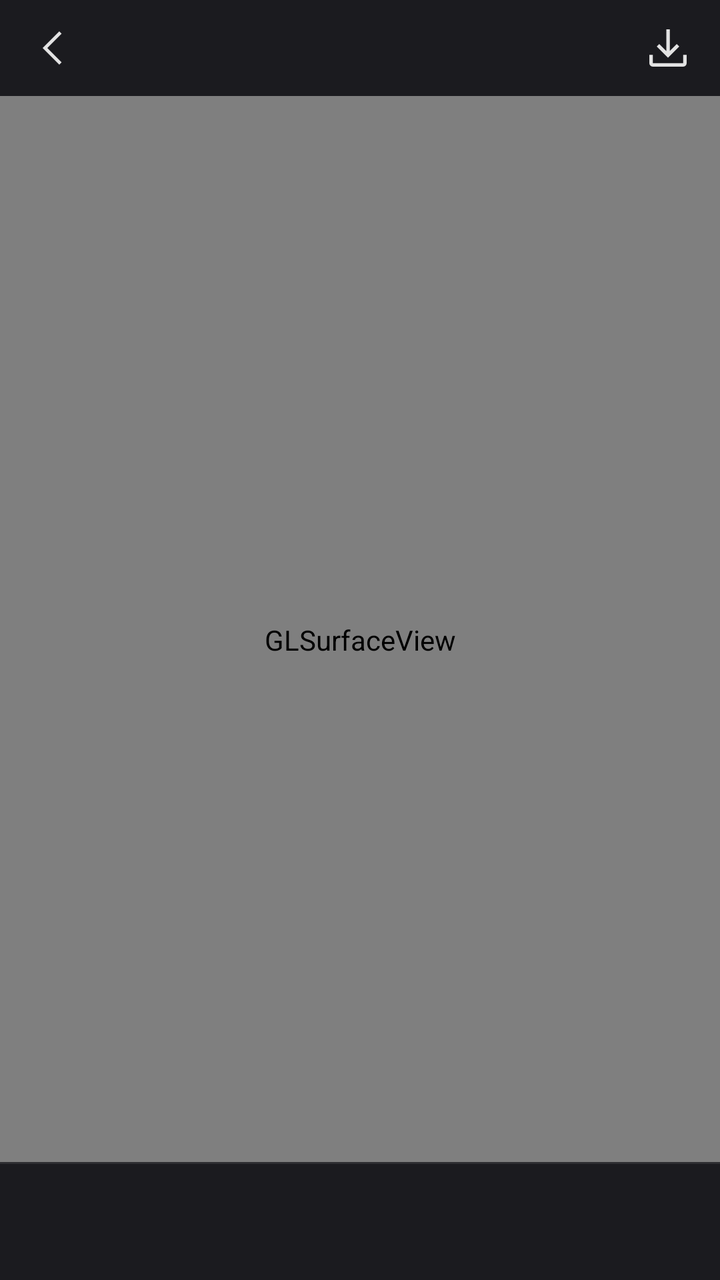
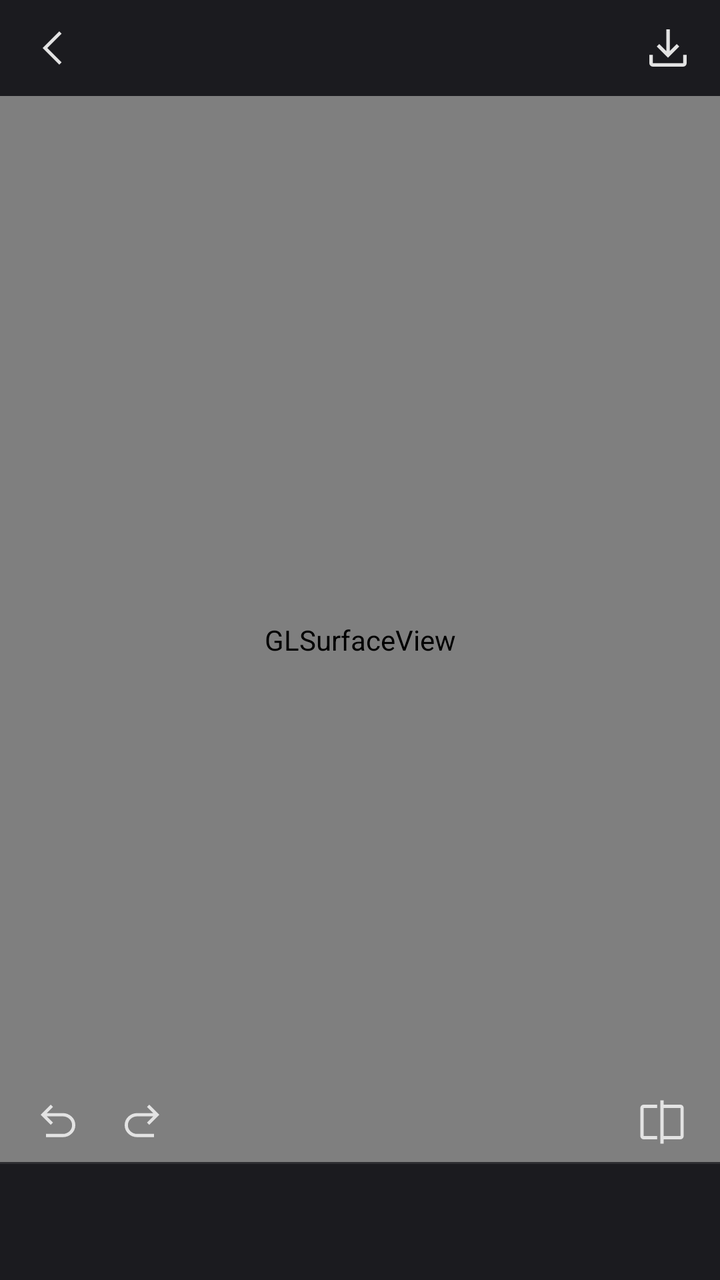

Screens rendered from an Android XML layout before and after an edit, with the pre-edit source and the edit as a unified diff.
<!-- AndroidManifest.xml: activity theme Theme.ZhouPics.EditActivity -->
<!-- res/layout/activity_edit.xml -->
<?xml version="1.0" encoding="utf-8"?>
<androidx.constraintlayout.widget.ConstraintLayout xmlns:android="http://schemas.android.com/apk/res/android"
    xmlns:app="http://schemas.android.com/apk/res-auto"
    xmlns:tools="http://schemas.android.com/tools"
    android:id="@+id/main"
    android:layout_width="match_parent"
    android:layout_height="match_parent">

    <android.opengl.GLSurfaceView
        android:id="@+id/surface_view"
        android:layout_width="match_parent"
        android:layout_height="match_parent" />

    <LinearLayout
        android:id="@+id/ll_top_bar"
        android:layout_width="match_parent"
        android:layout_height="48dp"
        android:gravity="center_vertical"
        app:layout_constraintTop_toTopOf="parent"
        android:background="@color/theme_bg"
        android:orientation="horizontal">

        <androidx.appcompat.widget.AppCompatImageView
            android:id="@+id/iv_back"
            android:layout_width="36dp"
            android:layout_height="36dp"
            app:layout_constraintTop_toTopOf="parent"
            app:layout_constraintStart_toStartOf="parent"
            app:srcCompat="@drawable/ic_back"
            android:padding="8dp"
            android:foreground="@drawable/ripple_rounded_r1000"
            android:layout_marginStart="8dp" />

        <Space
            android:layout_width="0dp"
            android:layout_height="match_parent"
            android:layout_weight="1" />

        <androidx.appcompat.widget.AppCompatImageView
            android:id="@+id/iv_export"
            android:layout_width="36dp"
            android:layout_height="36dp"
            app:layout_constraintTop_toTopOf="parent"
            app:layout_constraintStart_toStartOf="parent"
            app:srcCompat="@drawable/ic_export"
            android:padding="4dp"
            android:foreground="@drawable/ripple_rounded_r1000"
            android:layout_marginEnd="8dp" />

    </LinearLayout>

    <androidx.recyclerview.widget.RecyclerView
        android:id="@+id/rv_bottom_tab"
        android:layout_width="match_parent"
        android:layout_height="58dp"
        app:layout_constraintBottom_toBottomOf="parent"
        android:background="@color/theme_bg"
        tools:listitem="@layout/item_bottom_tab" />

    <View
        android:id="@+id/divider"
        android:layout_width="match_parent"
        android:layout_height="1dp"
        android:background="@color/divider"
        app:layout_constraintBottom_toTopOf="@id/rv_bottom_tab" />

    <androidx.fragment.app.FragmentContainerView
        android:id="@+id/fcv_tab_fragment"
        android:layout_width="match_parent"
        android:layout_height="wrap_content"
        app:layout_constraintBottom_toTopOf="@id/divider" />

</androidx.constraintlayout.widget.ConstraintLayout>
<!-- res/layout/item_bottom_tab.xml (included above) -->
<?xml version="1.0" encoding="utf-8"?>
<androidx.constraintlayout.widget.ConstraintLayout xmlns:android="http://schemas.android.com/apk/res/android"
    xmlns:tools="http://schemas.android.com/tools"
    android:layout_width="wrap_content"
    android:layout_height="48dp"
    xmlns:app="http://schemas.android.com/apk/res-auto">

    <androidx.appcompat.widget.AppCompatTextView
        android:id="@+id/tv_name"
        android:layout_width="wrap_content"
        android:layout_height="wrap_content"
        style="@style/FontRegular"
        android:textColor="@color/white_50p"
        android:text="@string/composition"
        android:textSize="14sp"
        android:paddingHorizontal="12dp"
        app:layout_constraintTop_toTopOf="parent"
        app:layout_constraintBottom_toTopOf="@id/v_indicator"
        app:layout_constraintStart_toStartOf="parent" />

    <View
        android:id="@+id/v_indicator"
        android:layout_width="0dp"
        android:layout_height="4dp"
        app:layout_constraintStart_toStartOf="@id/tv_name"
        app:layout_constraintEnd_toEndOf="@id/tv_name"
        app:layout_constraintWidth_percent="0.5"
        app:layout_constraintBottom_toBottomOf="parent"
        android:background="@drawable/shape_bg_r20"
        android:backgroundTint="@color/theme"
        android:visibility="invisible" />

</androidx.constraintlayout.widget.ConstraintLayout>
<!-- resources referenced by this layout -->
<resources>
  <color name="divider">#FF2E2E32</color>
  <color name="theme">#FFF97583</color>
  <color name="theme_bg">#FF1B1B1F</color>
  <color name="white_50p">#80FFFFFF</color>
  <!-- drawable ic_back (drawable) -->
  <vector xmlns:android="http://schemas.android.com/apk/res/android"
      android:width="48dp"
      android:height="48dp"
      android:viewportWidth="960"
      android:viewportHeight="960">
    <path
        android:pathData="M655,880 L255,480l400,-400 56,57 -343,343 343,343 -56,57Z"
        android:fillColor="#e3e3e3"/>
  </vector>
  <!-- drawable ripple_rounded_r1000 (drawable) -->
  <?xml version="1.0" encoding="utf-8"?>
  <ripple xmlns:android="http://schemas.android.com/apk/res/android"
      android:color="?android:attr/colorControlHighlight">
      <item android:id="@android:id/mask">
          <shape android:shape="rectangle">
              <corners android:radius="1000dp" />
              <solid android:color="@color/black" />
          </shape>
      </item>
  </ripple>
  <!-- drawable shape_bg_r20 (drawable) -->
  <?xml version="1.0" encoding="utf-8"?>
  <shape xmlns:android="http://schemas.android.com/apk/res/android">
      <corners android:radius="20dp" />
  </shape>
  <string name="composition">Composition</string>
  <style name="FontRegular">
          <item name="android:includeFontPadding">false</item>
          <item name="android:fontFamily">@font/ubuntu_regular</item>
      </style>
  <style name="Theme.ZhouPics.EditActivity" parent="Theme.ZhouPics">
          <item name="android:statusBarColor">@color/theme_bg</item>
          <item name="android:navigationBarColor">@color/theme_bg</item>
      </style>
  <color name="black">#FF000000</color>
  <style name="Theme.ZhouPics" parent="Base.Theme.ZhouPics" />
  <style name="Base.Theme.ZhouPics" parent="Theme.Material3.Dark.NoActionBar">
          <item name="colorPrimary">@color/theme</item>
          <item name="android:forceDarkAllowed" tools:targetApi="q">false</item>
          <item name="android:windowLightStatusBar">false</item>
          <item name="android:windowLightNavigationBar" tools:targetApi="o_mr1">false</item>
      </style>
  <!-- unchanged entries left out for length: 1 -->
</resources>

<!-- the commit's change to res/layout/activity_edit.xml (unified diff, before → after) -->
@@ -48,6 +48,37 @@
             android:layout_marginEnd="8dp" />
 
     </LinearLayout>
+
+    <androidx.appcompat.widget.AppCompatImageView
+        android:id="@+id/iv_undo"
+        android:layout_width="42dp"
+        android:layout_height="42dp"
+        app:layout_constraintStart_toStartOf="parent"
+        app:layout_constraintBottom_toTopOf="@id/rv_bottom_tab"
+        android:padding="8dp"
+        android:layout_marginStart="8dp"
+        app:srcCompat="@drawable/ic_undo"
+        android:foreground="@drawable/ripple_rounded_r1000" />
+
+    <androidx.appcompat.widget.AppCompatImageView
+        android:id="@+id/iv_redo"
+        android:layout_width="42dp"
+        android:layout_height="42dp"
+        app:layout_constraintStart_toEndOf="@id/iv_undo"
+        app:layout_constraintBottom_toTopOf="@id/rv_bottom_tab"
+        android:padding="8dp"
+        app:srcCompat="@drawable/ic_redo"
+        android:foreground="@drawable/ripple_rounded_r1000" />
+
+    <androidx.appcompat.widget.AppCompatImageView
+        android:id="@+id/iv_compare"
+        android:layout_width="42dp"
+        android:layout_height="42dp"
+        app:layout_constraintEnd_toEndOf="parent"
+        app:layout_constraintBottom_toTopOf="@id/rv_bottom_tab"
+        android:padding="8dp"
+        android:layout_marginEnd="8dp"
+        app:srcCompat="@drawable/ic_compare" />
 
     <androidx.recyclerview.widget.RecyclerView
         android:id="@+id/rv_bottom_tab"
<!-- resource entries referenced after the edit -->
@@ -12,6 +12,36 @@
       android:viewportHeight="960">
     <path
         android:pathData="M655,880 L255,480l400,-400 56,57 -343,343 343,343 -56,57Z"
+        android:fillColor="#e3e3e3"/>
+  </vector>
+  <!-- drawable ic_compare (drawable) -->
+  <vector xmlns:android="http://schemas.android.com/apk/res/android"
+      android:width="48dp"
+      android:height="48dp"
+      android:viewportWidth="960"
+      android:viewportHeight="960">
+    <path
+        android:pathData="M140,800q-24,0 -42,-18t-18,-42v-520q0,-24 18,-42t42,-18h250v60L140,220v520h250v60L140,800ZM450,880v-800h60v80h310q24,0 42,18t18,42v520q0,24 -18,42t-42,18L510,800v80h-60ZM510,740h310v-520L510,220v520ZM140,740v-520,520ZM820,740v-520,520Z"
+        android:fillColor="#e3e3e3"/>
+  </vector>
+  <!-- drawable ic_redo (drawable) -->
+  <vector xmlns:android="http://schemas.android.com/apk/res/android"
+      android:width="48dp"
+      android:height="48dp"
+      android:viewportWidth="960"
+      android:viewportHeight="960">
+    <path
+        android:pathData="M392,760q-95,0 -163.5,-64T160,538q0,-94 68.5,-158T392,316h294L572,202l42,-42 186,186 -186,186 -42,-42 114,-114L391,376q-70,0 -120.5,46.5T220,538q0,69 50.5,115.5T391,700h310v60L392,760Z"
+        android:fillColor="#e3e3e3"/>
+  </vector>
+  <!-- drawable ic_undo (drawable) -->
+  <vector xmlns:android="http://schemas.android.com/apk/res/android"
+      android:width="48dp"
+      android:height="48dp"
+      android:viewportWidth="960"
+      android:viewportHeight="960">
+    <path
+        android:pathData="M259,760v-60h310q70,0 120.5,-46.5T740,538q0,-69 -50.5,-115.5T569,376L274,376l114,114 -42,42 -186,-186 186,-186 42,42 -114,114h294q95,0 163.5,64T800,538q0,94 -68.5,158T568,760L259,760Z"
         android:fillColor="#e3e3e3"/>
   </vector>
   <!-- drawable ripple_rounded_r1000 (drawable) -->
